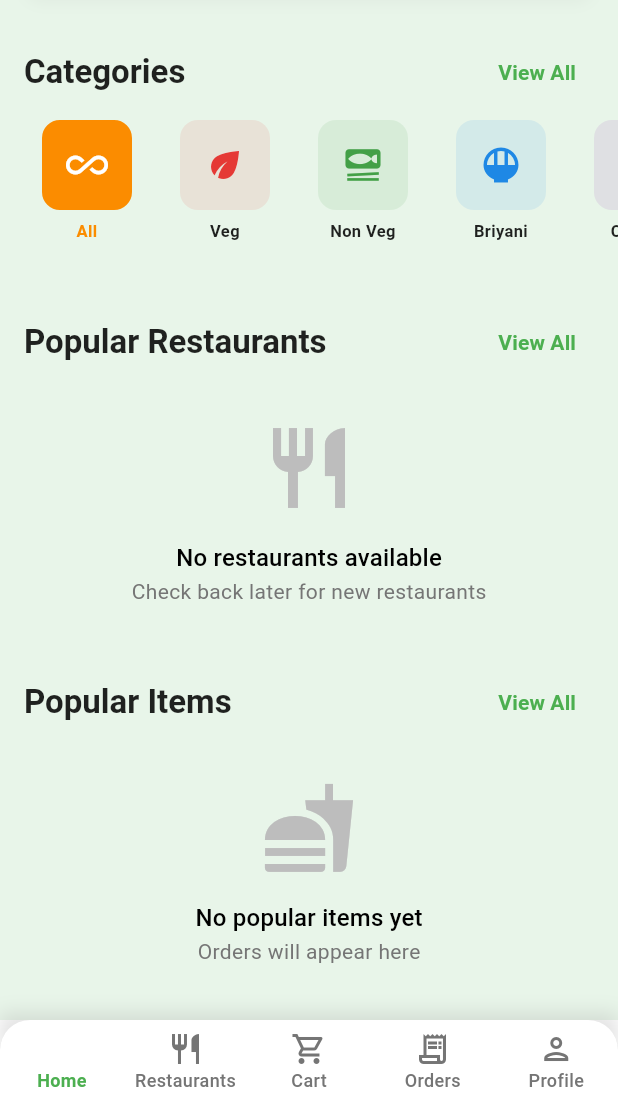
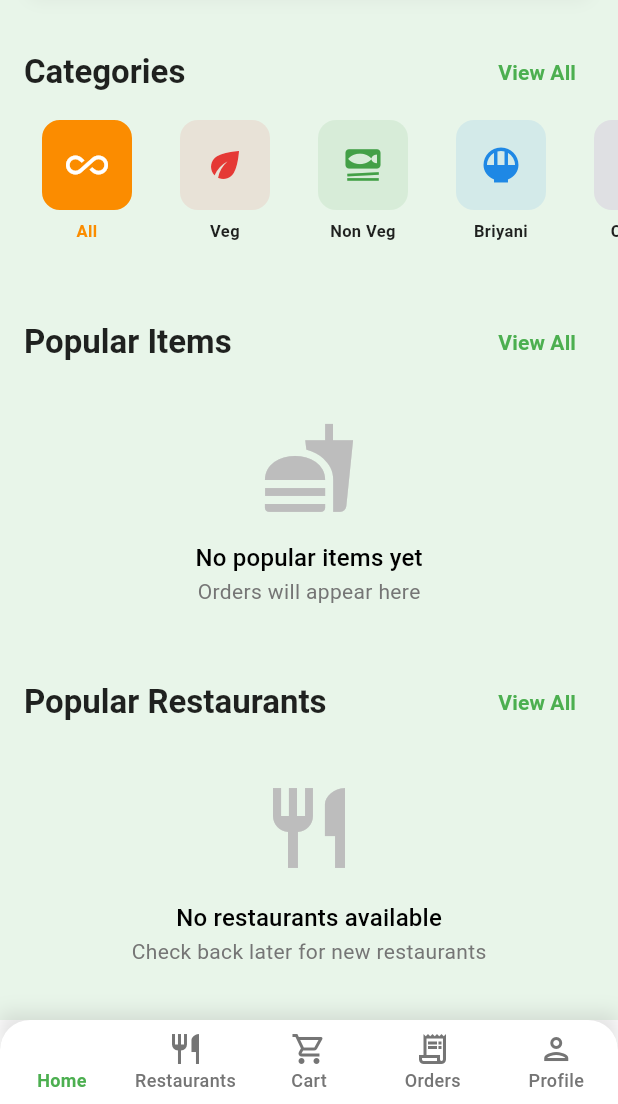
Before and after one commit to Kannangog/campuscart, a Flutter app: the screen it shows once a user with an empty profile is signed in, scrolled down 366 dp, on a phone screen of 412 x 824 dp, the part 132-1236 px from its top. Run offline on Flutter 3.47's test engine with Material 3 defaults, Android fonts, the light colour scheme and no system bars; our stand-ins replace cached_network_image, carousel_slider, cloud_firestore, firebase_auth, firebase_core, firebase_storage and 10 more; accounts and stored records are empty; network calls fail; Roboto replaces fonts that are missing (Lobster).

Commit message:
home user fixed

```diff
--- a/lib/screens/user/home_screen.dart
+++ b/lib/screens/user/home_screen.dart
@@ -14,6 +14,7 @@ import '../../models/restaurant_model.dart';
 import '../../models/menu_item_model.dart';
 import 'restaurant_detail_screen.dart';
 import 'food_detail_screen.dart';
+import 'cart_screen.dart'; // Add this import
 
 class HomeScreen extends ConsumerStatefulWidget {
   const HomeScreen({super.key});
@@ -287,12 +288,17 @@ class _HomeScreenState extends ConsumerState<HomeScreen>
                       ),
                   ],
                 ),
-                // Cart Icon
+                // Cart Icon - Fixed navigation
                 Stack(
                   children: [
                     IconButton(
                       onPressed: () {
-                        Navigator.pushNamed(context, '/cart');
+                        Navigator.push(
+                          context,
+                          MaterialPageRoute(
+                            builder: (context) => const CartScreen(),
+                          ),
+                        );
                       },
                       icon: const Icon(Icons.shopping_cart,
                           color: Colors.black87, size: 24),
@@ -604,6 +610,7 @@ class _HomeScreenState extends ConsumerState<HomeScreen>
                       ),
                       TextButton(
                         onPressed: () {
+                          // Fixed: Navigate to categories screen
                           Navigator.pushNamed(context, '/categories');
                         },
                         child: Text(
@@ -645,7 +652,121 @@ class _HomeScreenState extends ConsumerState<HomeScreen>
               ),
             ),
 
-            // Popular Restaurants Header
+            // POPULAR ITEMS SECTION - MOVED BEFORE RESTAURANTS
+            SliverToBoxAdapter(
+              child: FadeTransition(
+                opacity: _fadeAnimation,
+                child: Padding(
+                  padding: const EdgeInsets.fromLTRB(16, 24, 16, 12),
+                  child: Row(
+                    mainAxisAlignment: MainAxisAlignment.spaceBetween,
+                    children: [
+                      Text(
+                        'Popular Items',
+                        style: Theme.of(context).textTheme.titleLarge?.copyWith(
+                              fontWeight: FontWeight.bold,
+                              color: Colors.black87,
+                            ),
+                      ),
+                      TextButton(
+                        onPressed: () {
+                          // Fixed: Navigate to popular items screen
+                          Navigator.pushNamed(context, '/popular-items');
+                        },
+                        child: Text(
+                          'View All',
+                          style: TextStyle(
+                            color: Theme.of(context).colorScheme.primary,
+                            fontWeight: FontWeight.w600,
+                          ),
+                        ),
+                      ),
+                    ],
+                  ),
+                ),
+              ),
+            ),
+
+            // Top Selling Items - MOVED BEFORE RESTAURANTS
+            topSellingItems.when(
+              data: (items) {
+                if (items.isEmpty) {
+                  return SliverToBoxAdapter(
+                    child: Padding(
+                      padding: const EdgeInsets.all(16),
+                      child: Column(
+                        children: [
+                          Icon(Icons.fastfood, size: 64, color: Colors.grey.shade400),
+                          const SizedBox(height: 16),
+                          Text(
+                            'No popular items yet',
+                            style: Theme.of(context).textTheme.titleMedium,
+                          ),
+                          Text(
+                            'Orders will appear here',
+                            style: TextStyle(color: Colors.grey.shade600),
+                          ),
+                        ],
+                      ),
+                    ),
+                  );
+                }
+
+                return SliverToBoxAdapter(
+                  child: SizedBox(
+                    height: 240,
+                    child: ListView.builder(
+                      scrollDirection: Axis.horizontal,
+                      padding: const EdgeInsets.symmetric(horizontal: 12),
+                      itemCount: items.length,
+                      itemBuilder: (context, index) {
+                        final item = items[index];
+                        return _buildFoodItemCard(context, item, index);
+                      },
+                    ),
+                  ),
+                );
+              },
+              loading: () => SliverToBoxAdapter(
+                child: Container(
+                  height: 200,
+                  padding: const EdgeInsets.all(16),
+                  child: Center(
+                    child: CircularProgressIndicator(
+                      color: Theme.of(context).colorScheme.primary,
+                    ),
+                  ),
+                ),
+              ),
+              error: (error, stack) => SliverToBoxAdapter(
+                child: Padding(
+                  padding: const EdgeInsets.all(16),
+                  child: Column(
+                    children: [
+                      Icon(Icons.error, size: 64, color: Colors.red.shade400),
+                      const SizedBox(height: 16),
+                      Text(
+                        'Error loading popular items',
+                        style: Theme.of(context).textTheme.titleMedium,
+                      ),
+                      const SizedBox(height: 16),
+                      ElevatedButton(
+                        onPressed: () {
+                          ref.refresh(topSellingItemsProvider);
+                        },
+                        style: ElevatedButton.styleFrom(
+                          backgroundColor: Theme.of(context).colorScheme.primary,
+                          foregroundColor: Colors.white,
+                        ),
+                        child: const Text('Try Again'),
+                      ),
+                    ],
+                  ),
+                ),
+              ),
+            ),
+
+            // Popular Restaurants Header - MOVED AFTER POPULAR ITEMS
             SliverToBoxAdapter(
               child: FadeTransition(
                 opacity: _fadeAnimation,
@@ -663,6 +784,7 @@ class _HomeScreenState extends ConsumerState<HomeScreen>
                       ),
                       TextButton(
                         onPressed: () {
+                          // Fixed: Navigate to restaurants screen
                           Navigator.pushNamed(context, '/restaurants');
                         },
                         child: Text(
@@ -750,119 +872,6 @@ class _HomeScreenState extends ConsumerState<HomeScreen>
                       ElevatedButton(
                         onPressed: () {
                           ref.refresh(restaurantsProvider);
-                        },
-                        style: ElevatedButton.styleFrom(
-                          backgroundColor: Theme.of(context).colorScheme.primary,
-                          foregroundColor: Colors.white,
-                        ),
-                        child: const Text('Try Again'),
-                      ),
-                    ],
-                  ),
-                ),
-              ),
-            ),
-
-            // Top Selling Items Header
-            SliverToBoxAdapter(
-              child: FadeTransition(
-                opacity: _fadeAnimation,
-                child: Padding(
-                  padding: const EdgeInsets.fromLTRB(16, 24, 16, 12),
-                  child: Row(
-                    mainAxisAlignment: MainAxisAlignment.spaceBetween,
-                    children: [
-                      Text(
-                        'Popular Items',
-                        style: Theme.of(context).textTheme.titleLarge?.copyWith(
-                              fontWeight: FontWeight.bold,
-                              color: Colors.black87,
-                            ),
-                      ),
-                      TextButton(
-                        onPressed: () {
-                          Navigator.pushNamed(context, '/popular-items');
-                        },
-                        child: Text(
-                          'View All',
-                          style: TextStyle(
-                            color: Theme.of(context).colorScheme.primary,
-                            fontWeight: FontWeight.w600,
-                          ),
-                        ),
-                      ),
-                    ],
-                  ),
-                ),
-              ),
-            ),
-
-            // Top Selling Items
-            topSellingItems.when(
-              data: (items) {
-                if (items.isEmpty) {
-                  return SliverToBoxAdapter(
-                    child: Padding(
-                      padding: const EdgeInsets.all(16),
-                      child: Column(
-                        children: [
-                          Icon(Icons.fastfood, size: 64, color: Colors.grey.shade400),
-                          const SizedBox(height: 16),
-                          Text(
-                            'No popular items yet',
-                            style: Theme.of(context).textTheme.titleMedium,
-                          ),
-                          Text(
-                            'Orders will appear here',
-                            style: TextStyle(color: Colors.grey.shade600),
-                          ),
-                        ],
-                      ),
-                    ),
-                  );
-                }
-
-                return SliverToBoxAdapter(
-                  child: SizedBox(
-                    height: 240,
-                    child: ListView.builder(
-                      scrollDirection: Axis.horizontal,
-                      padding: const EdgeInsets.symmetric(horizontal: 12),
-                      itemCount: items.length,
-                      itemBuilder: (context, index) {
-                        final item = items[index];
-                        return _buildFoodItemCard(context, item, index);
-                      },
-                    ),
-                  ),
-                );
-              },
-              loading: () => SliverToBoxAdapter(
-                child: Container(
-                  height: 200,
-                  padding: const EdgeInsets.all(16),
-                  child: Center(
-                    child: CircularProgressIndicator(
-                      color: Theme.of(context).colorScheme.primary,
-                    ),
-                  ),
-                ),
-              ),
-              error: (error, stack) => SliverToBoxAdapter(
-                child: Padding(
-                  padding: const EdgeInsets.all(16),
-                  child: Column(
-                    children: [
-                      Icon(Icons.error, size: 64, color: Colors.red.shade400),
-                      const SizedBox(height: 16),
-                      Text(
-                        'Error loading popular items',
-                        style: Theme.of(context).textTheme.titleMedium,
-                      ),
-                      const SizedBox(height: 16),
-                      ElevatedButton(
-                        onPressed: () {
-                          ref.refresh(topSellingItemsProvider);
                         },
                         style: ElevatedButton.styleFrom(
                           backgroundColor: Theme.of(context).colorScheme.primary,
```
Also changed, not shown: lib/models/notification_model.dart (added, +63 -0 lines), lib/providers/notification_provider.dart (added, +68 -0 lines).
